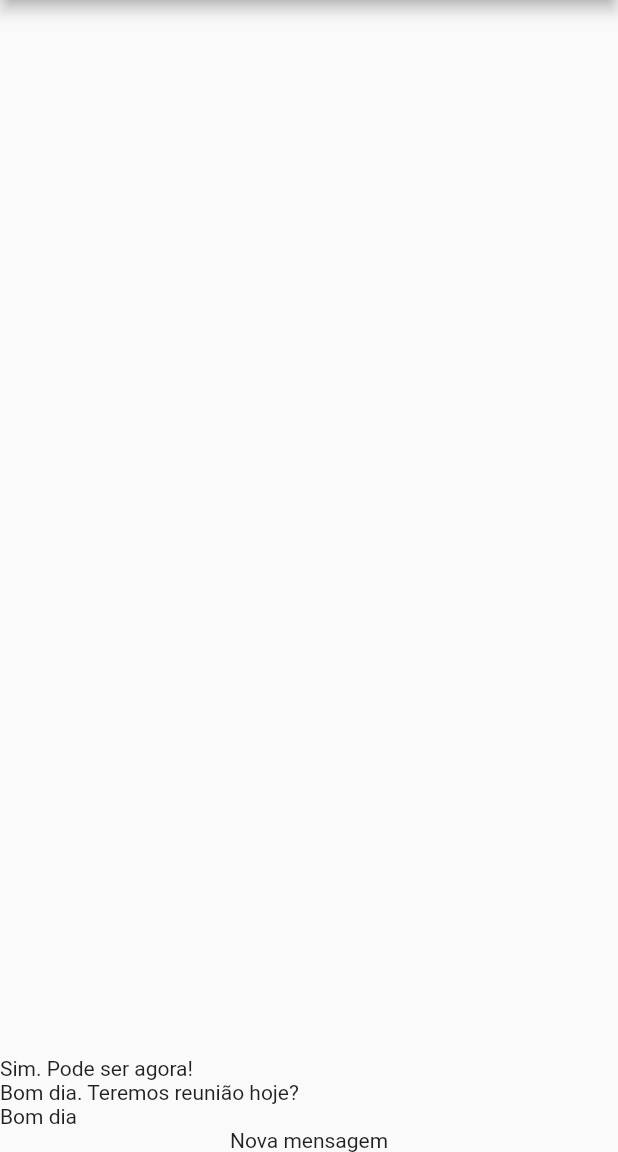
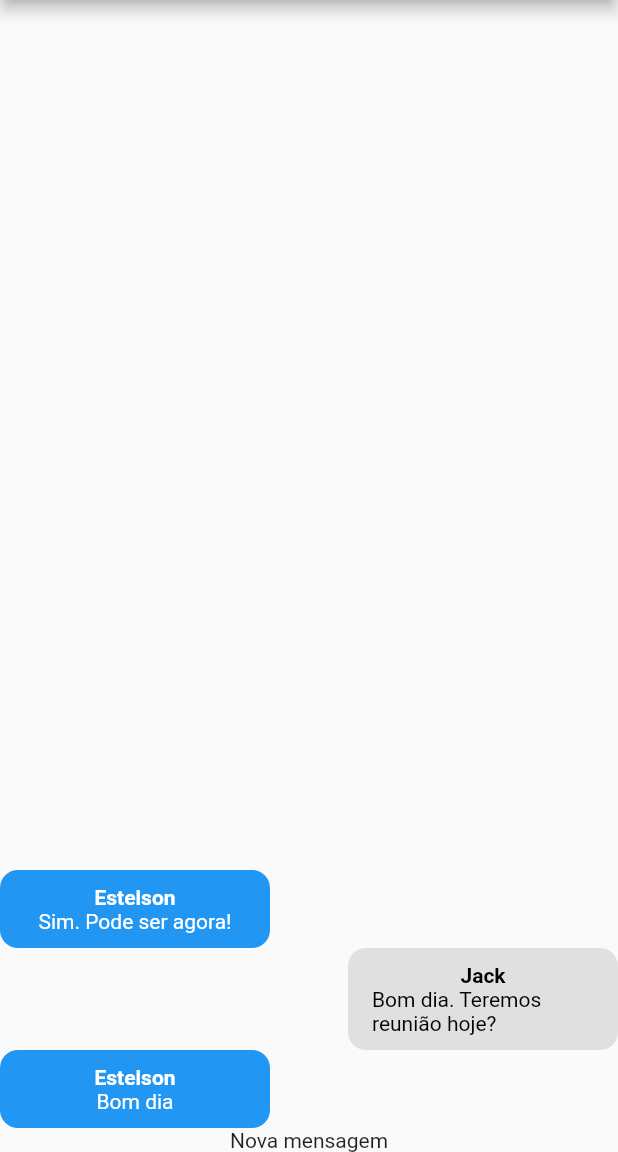
Before and after one commit to estelson/lulu_chat, a Flutter app: the screen it shows after launch, on a phone screen of 412 x 824 dp, the part 84-1236 px from its top. Run offline on Flutter 3.47's test engine with Material 2 defaults, Android fonts, the phone set to English and light mode, and no system bars; our stand-ins replace image_picker; missing offline and left inert: validatorless; accounts and stored records are empty.

Commit message:
Componente Message Bubble #01

```diff
--- /dev/null
+++ b/lib/components/message_bubble.dart
@@ -0,0 +1,48 @@
+import 'package:flutter/material.dart';
+import 'package:lulu_chat/core/models/chat_message.dart';
+
+class MessageBubble extends StatelessWidget {
+  final ChatMessage message;
+  final bool belongsToCurrentUser; // Controla se a mensagem pertence ao usuário logado ou ao outro participante do chat
+
+  const MessageBubble({Key? key, required this.message, required this.belongsToCurrentUser}) : super(key: key);
+
+  @override
+  Widget build(BuildContext context) {
+    return Row(
+      mainAxisAlignment: belongsToCurrentUser ? MainAxisAlignment.end : MainAxisAlignment.start,
+      children: [
+        Container(
+          decoration: BoxDecoration(
+            color: belongsToCurrentUser ? Colors.grey.shade300 : Theme.of(context).colorScheme.primary,
+            borderRadius: BorderRadius.all(
+              Radius.circular(12),
+            ),
+          ),
+          width: 180,
+          padding: EdgeInsets.symmetric(
+            vertical: 10,
+            horizontal: 16,
+          ),
+          child: Column(
+            children: [
+              Text(
+                message.userName,
+                style: TextStyle(
+                  color: belongsToCurrentUser ? Colors.black : Colors.white,
+                  fontWeight: FontWeight.bold,
+                ),
+              ),
+              Text(
+                style: TextStyle(
+                  color: belongsToCurrentUser ? Colors.black : Colors.white,
+                ),
+                message.text,
+              ),
+            ],
+          ),
+        ),
+      ],
+    );
+  }
+}
--- a/lib/components/messages.dart
+++ b/lib/components/messages.dart
@@ -1,5 +1,7 @@
 import 'package:flutter/material.dart';
+import 'package:lulu_chat/components/message_bubble.dart';
 import 'package:lulu_chat/core/models/chat_message.dart';
+import 'package:lulu_chat/core/services/auth/auth_service.dart';
 import 'package:lulu_chat/core/services/chat/chat_service.dart';
 
 class Messages extends StatelessWidget {
@@ -7,6 +9,8 @@ class Messages extends StatelessWidget {
 
   @override
   Widget build(BuildContext context) {
+    final currentUser = AuthService().getCurrentUser;
+
     return StreamBuilder<List<ChatMessage>>(
       stream: ChatService().messagesStream(),
       builder: (ctx, snapshot) {
@@ -28,7 +32,11 @@ class Messages extends StatelessWidget {
             reverse: true,
             physics: BouncingScrollPhysics(),
             itemCount: msgs.length,
-            itemBuilder: (ctx, i) => Text(msgs[i].text),
+            itemBuilder: (ctx, i) => MessageBubble(
+              key: ValueKey(msgs[i]),
+              message: msgs[i],
+              belongsToCurrentUser: currentUser?.id == msgs[i].userId,
+            ),
           );
         }
       },
--- a/lib/core/services/auth/auth_mock_service.dart
+++ b/lib/core/services/auth/auth_mock_service.dart
@@ -6,7 +6,7 @@ import 'package:lulu_chat/core/models/chat_user.dart';
 import 'package:lulu_chat/core/services/auth/auth_service.dart';
 
 class AuthMockService implements AuthService {
-  static final _defaultUser = ChatUser(id: "1", name: "Teste", email: "teste@teste.com", imageUrl: "assets/images/avatar.png");
+  static final _defaultUser = ChatUser(id: "456", name: "Jack", email: "jack@teste.com", imageUrl: "assets/images/avatar.png");
 
   static Map<String, ChatUser> _users = {
     _defaultUser.email: _defaultUser,
```
